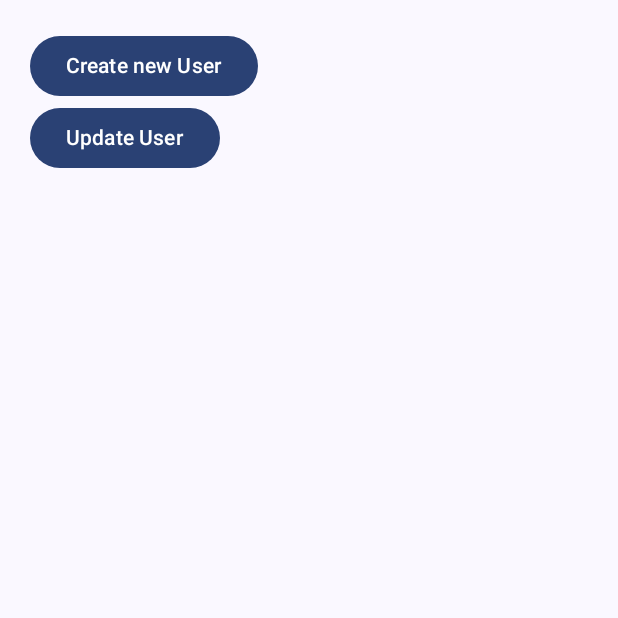
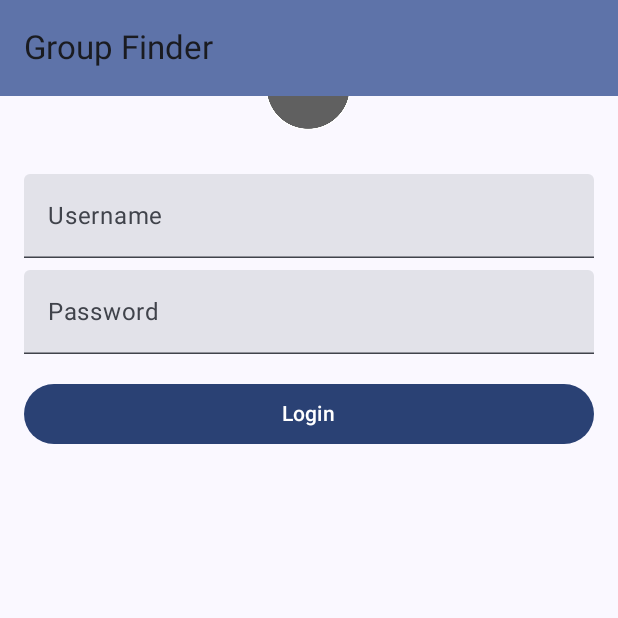
Before and after one commit to byui-hackathon-fall2024/GroupFinder, an Android app built with Jetpack Compose: the screen it shows after launch (MainActivity), on a phone screen of 412 x 824 dp, the top half of it. Run offline under Robolectric (Android 15) with nearby library versions, the phone set to English and light mode, and no system bars.

Commit message:
Added navigation functionality in GroupFinder.kt

```diff
--- a/app/src/main/java/com/example/groupfinder/GroupFinder.kt
+++ b/app/src/main/java/com/example/groupfinder/GroupFinder.kt
@@ -1 +1,126 @@
 package com.example.groupfinder
+
+import android.annotation.SuppressLint
+import androidx.annotation.StringRes
+import androidx.compose.material.icons.Icons
+import androidx.compose.material.icons.automirrored.filled.ArrowBack
+import androidx.compose.material3.ExperimentalMaterial3Api
+import androidx.compose.material3.Icon
+import androidx.compose.material3.IconButton
+import androidx.compose.material3.MaterialTheme
+import androidx.compose.material3.Scaffold
+import androidx.compose.material3.Text
+import androidx.compose.material3.TopAppBar
+import androidx.compose.material3.TopAppBarDefaults
+import androidx.compose.runtime.Composable
+import androidx.compose.runtime.getValue
+import androidx.compose.ui.Modifier
+import androidx.compose.ui.res.stringResource
+import androidx.lifecycle.ViewModel
+import androidx.lifecycle.viewmodel.compose.viewModel
+import androidx.navigation.NavHostController
+import androidx.navigation.compose.NavHost
+import androidx.navigation.compose.composable
+import androidx.navigation.compose.currentBackStackEntryAsState
+import androidx.navigation.compose.rememberNavController
+import com.example.groupfinder.ui.LoginScreen
+import com.example.groupfinder.data.LoginUiState
+import com.example.groupfinder.ui.CreateGroup
+import com.example.groupfinder.ui.GroupList
+import com.example.groupfinder.ui.MyGroups
+import com.example.groupfinder.ui.ProfileScreen2
+//import com.example.groupfinder.ui.ProfileSearch
+import com.example.groupfinder.ui.UserViewModel
+import kotlin.math.log
+
+enum class GroupFinderScreen(@StringRes val title: Int) {
+    LoginScreen(title = R.string.app_name),
+    RegisterScreen(title = R.string.register),
+    ProfileScreen(title = R.string.profile),
+    MyGroupsScreen(title = R.string.my_groups),
+    CreateGroupScreen(title = R.string.create_group),
+    GroupListScreen(title = R.string.groups),
+    ProfileSearchScreen(title = R.string.profile_search),
+}
+
+@OptIn(ExperimentalMaterial3Api::class)
+@Composable
+fun GroupFinderAppBar(
+    currentScreen: GroupFinderScreen,
+    canNavigateBack: Boolean,
+    navigateUp: () -> Unit,
+    modifier: Modifier = Modifier
+) {
+    TopAppBar(
+        title = { Text(stringResource(currentScreen.title)) },
+        colors = TopAppBarDefaults.mediumTopAppBarColors(
+            containerColor = MaterialTheme.colorScheme.primaryContainer
+        ),
+        modifier = modifier,
+        navigationIcon = {
+            if (canNavigateBack) {
+                IconButton(onClick = navigateUp) {
+                    Icon(
+                        imageVector = Icons.AutoMirrored.Filled.ArrowBack,
+                        contentDescription = stringResource(R.string.back_button)
+                    )
+                }
+            }
+        }
+    )
+}
+
+@SuppressLint("UnusedMaterial3ScaffoldPaddingParameter")
+@Composable
+fun GroupFinderApp(
+//    viewModel: ViewModel = viewModel(),
+    navController: NavHostController = rememberNavController(),
+) {
+    //val loginUiState = LoginUiState()
+    val backStackEntry by navController.currentBackStackEntryAsState()
+    val currentScreen = GroupFinderScreen.valueOf(
+        backStackEntry?.destination?.route ?: GroupFinderScreen.LoginScreen.name)
+
+    //Text("Is this working")
+
+    Scaffold(
+        topBar = {
+            GroupFinderAppBar(
+                currentScreen = currentScreen,
+                canNavigateBack = navController.previousBackStackEntry != null,
+                navigateUp = { navController.navigateUp() }
+            )
+        }
+    ) {
+        NavHost(
+            navController = navController,
+            startDestination = GroupFinderScreen.LoginScreen.name,
+        ) {
+            composable(route = GroupFinderScreen.LoginScreen.name) {
+                LoginScreen() { email, password ->
+                    navController.navigate(GroupFinderScreen.ProfileScreen.name)
+                }
+            }
+            composable(route = GroupFinderScreen.ProfileScreen.name) {
+                val userViewModel = UserViewModel()
+                ProfileScreen2(viewModel = userViewModel)
+            }
+            composable(route = GroupFinderScreen.MyGroupsScreen.name) {
+                //val userViewModel = UserViewModel()
+                MyGroups()
+            }
+            composable(route = GroupFinderScreen.CreateGroupScreen.name) {
+                //val userViewModel = UserViewModel()
+                CreateGroup()
+            }
+            composable(route = GroupFinderScreen.GroupListScreen.name) {
+                //val userViewModel = UserViewModel()
+                GroupList()
+            }
+//            composable(route = GroupFinderScreen.ProfileSearchScreen.name) {
+//                //val userViewModel = UserViewModel()
+//                ProfileSearch()
+//            }
+        }
+    }
+}
--- a/app/src/main/java/com/example/groupfinder/MainActivity.kt
+++ b/app/src/main/java/com/example/groupfinder/MainActivity.kt
@@ -4,15 +4,6 @@ import android.os.Bundle
 import androidx.activity.ComponentActivity
 import androidx.activity.compose.setContent
 import androidx.activity.enableEdgeToEdge
-import androidx.compose.foundation.layout.fillMaxSize
-import androidx.compose.foundation.layout.padding
-import androidx.compose.material3.Scaffold
-import androidx.compose.material3.Text
-import androidx.compose.runtime.Composable
-import androidx.compose.ui.Modifier
-import androidx.compose.ui.tooling.preview.Preview
-import com.example.groupfinder.ui.ProfileScreen1
-import com.example.groupfinder.ui.ProfileScreen2
 import com.example.groupfinder.ui.theme.GroupFinderTheme
 
 class MainActivity : ComponentActivity() {
@@ -21,24 +12,8 @@ class MainActivity : ComponentActivity() {
         enableEdgeToEdge()
         setContent {
             GroupFinderTheme {
-                ProfileScreen1()
+                GroupFinderApp()
             }
         }
     }
 }
-
-@Composable
-fun Greeting(name: String, modifier: Modifier = Modifier) {
-    Text(
-        text = "Hello $name!",
-        modifier = modifier
-    )
-}
-
-@Preview(showBackground = true)
-@Composable
-fun GreetingPreview() {
-    GroupFinderTheme {
-        Greeting("Android")
-    }
-}
--- a/app/src/main/java/com/example/groupfinder/ui/LoginScreen.kt
+++ b/app/src/main/java/com/example/groupfinder/ui/LoginScreen.kt
@@ -9,11 +9,12 @@ import androidx.compose.foundation.layout.fillMaxWidth
 import androidx.compose.foundation.layout.padding
 import androidx.compose.foundation.layout.size
 import androidx.compose.foundation.text.KeyboardOptions
-import androidx.compose.foundation.verticalScroll
 import androidx.compose.material3.Button
 import androidx.compose.material3.Text
 import androidx.compose.material3.TextField
 import androidx.compose.runtime.Composable
+import androidx.compose.runtime.mutableStateOf
+import androidx.compose.runtime.*
 import androidx.compose.ui.Alignment
 import androidx.compose.ui.Modifier
 import androidx.compose.ui.res.painterResource
@@ -35,9 +36,9 @@ import com.example.groupfinder.data.LoginUiState
 
 
 @Composable
-fun LoginScreen(
-    loginUiState: LoginUiState,
-    onLoginClick: (String, String) -> Unit) {
+fun LoginScreen(onLoginClick: (String, String) -> Unit) {
+    var email by remember { mutableStateOf("") }
+    var password by remember { mutableStateOf("") }
 
     Column(
         modifier = Modifier
@@ -62,8 +63,8 @@ fun LoginScreen(
 
         // Username TextField
         TextField(
-            value = loginUiState.username,
-            onValueChange = { loginUiState.username = it },
+            value = email,
+            onValueChange = { email = it },
             label = { Text("Username") },
             modifier = Modifier
                 .fillMaxWidth()
@@ -72,8 +73,8 @@ fun LoginScreen(
 
         // Password TextField
         TextField(
-            value = loginUiState.password,
-            onValueChange = { loginUiState.password = it },
+            value = password,
+            onValueChange = { password = it },
             label = { Text("Password") },
             visualTransformation = PasswordVisualTransformation(),
             keyboardOptions = KeyboardOptions(keyboardType = KeyboardType.Password),
@@ -84,7 +85,7 @@ fun LoginScreen(
 
         // Login Button
         Button(
-            onClick = { onLoginClick(loginUiState.username, loginUiState.password) },
+            onClick = { onLoginClick(email, password) },
             modifier = Modifier.fillMaxWidth()
         ) {
             Text("Login")
@@ -95,8 +96,8 @@ fun LoginScreen(
 @Preview(showBackground = true)
 @Composable
 fun LoginScreenPreview() {
-    val loginUiState = LoginUiState()
-    LoginScreen(loginUiState) { username, password ->
-        println("Login clicked with username: $username and password: $password")
+    //val loginUiState = LoginUiState()
+    LoginScreen() { email, password ->
+        println("Login clicked with username: $email and password: $password")
     }
 }
--- a/app/src/main/res/values/strings.xml
+++ b/app/src/main/res/values/strings.xml
@@ -1,3 +1,10 @@
 <resources>
-    <string name="app_name">GroupFinder</string>
+    <string name="app_name">Group Finder</string>
+    <string name="register">Register</string>
+    <string name="profile">Profile</string>
+    <string name="my_groups">My Groups</string>
+    <string name="create_group">Create Group</string>
+    <string name="groups">Groups</string>
+    <string name="profile_search">Find Profiles</string>
+    <string name="back_button">Back</string>
 </resources>
```
Also changed, not shown: app/src/main/java/com/example/groupfinder/ui/CreateGroupScreen.kt (+20 -0 lines), app/src/main/java/com/example/groupfinder/ui/GroupListScreen.kt (+20 -0 lines).
